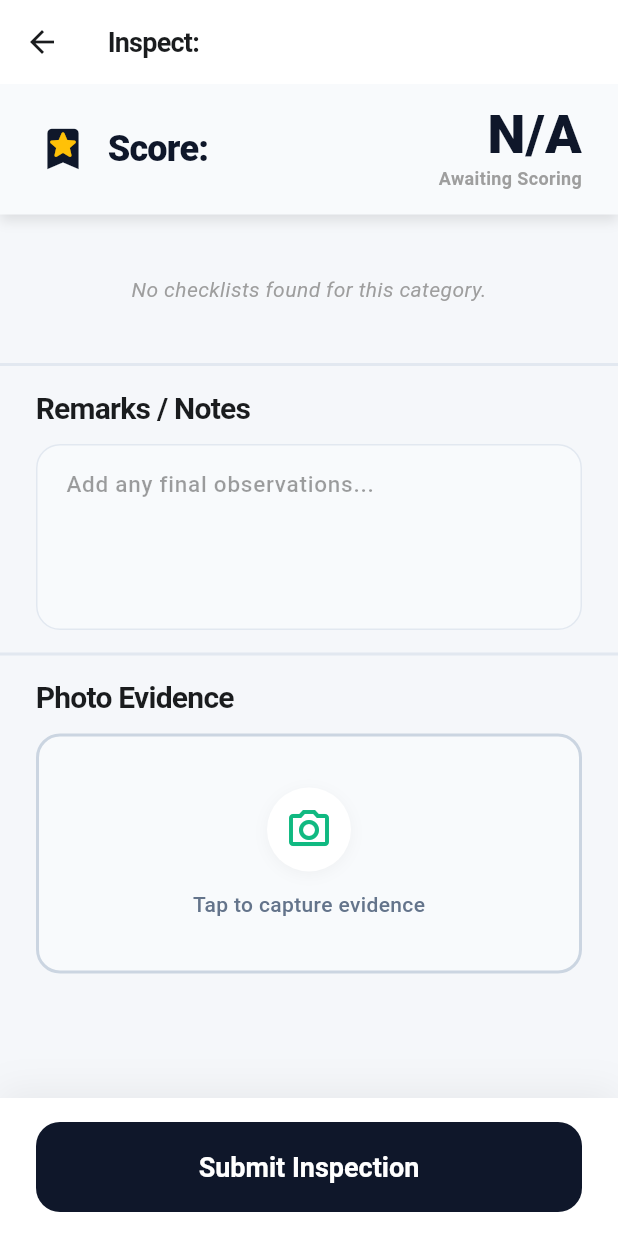
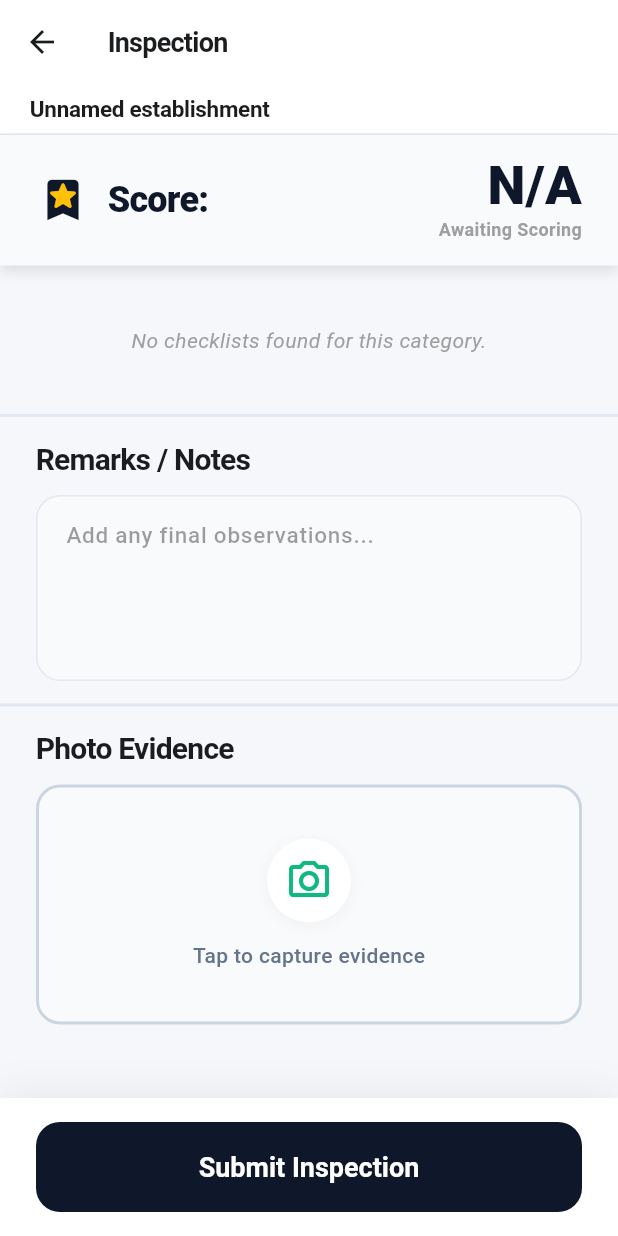
Before and after one commit to josiahcustodio/inspectra-mobile, a Flutter app: the InspectionFormScreen screen opened directly with empty values, on a phone screen of 412 x 824 dp. Run offline on Flutter 3.47's test engine with Material 3 defaults, Android fonts, the phone set to English and light mode, and no system bars; our stand-ins replace cloud_firestore, firebase_auth, firebase_core, firebase_storage, go_router, google_sign_in and 4 more; missing offline and left inert: mobile_scanner; accounts and stored records are empty; network calls fail.

Commit message:
Pin the establishment identity to the inspection form
An inspector scrolling a long checklist had nothing on screen tying their
taps to a business. A pinned banner above the score header now carries the
business name, owner and address — those three only, per D1 — on the live
form and nowhere else, per D16.

The two blocks compete for the top of a small screen, so the banner gives
ground as the checklist scrolls: the address wraps to two lines, then one,
then drops, and the business name stays. The thresholds come in pairs
because shedding a row makes the viewport taller, which lowers
maxScrollExtent, which can drag the offset back across the line it just
crossed — a single threshold per step oscillates. Each gap is therefore
wider than the row that step sheds.

Not slivers, though SliverPersistentHeader would have given the shrink for
free: its delegate has to declare minExtent and maxExtent in logical pixels,
and neither block has a knowable height. Both grow with the system text
scale. Guessed extents clip, and clipping is the failure this layout cannot
afford.

Which it can still do, in one case worth naming. The two pinned children are
inflexible, so when they exceed the body the Expanded below is clamped to
zero and the checklist is clipped silently in release — reachable on a
320x568 screen at text scale 2.0 with the keyboard open. The banner
withdraws entirely for that window rather than shrinking, handing back the
~118pt the form had before it existed.

That window is not just text entry: marking an item FAIL reveals a required
deficiency-notes field inline, mid-checklist, so the keyboard opens while the
inspector is scoring. The app bar therefore keeps its own copy of the
business name. It sits outside the body Column, costs the checklist nothing,
and never yields — so it, not the banner, is what actually guarantees the
name is never absent. The duplication is load-bearing; it should not be
cleaned up.

The plan's estimate of the score header as ~76pt of pinned chrome was low.
Measured twice, independently: ~96pt once a score exists, ~84pt before the
first answer. The plan has been corrected.

Not run on a device. Every pixel figure here is derived from the source
rather than observed, and densityFor has no test despite being written pure
and static to be testable.

```diff
--- a/lib/ui/screens/inspection_form_screen.dart
+++ b/lib/ui/screens/inspection_form_screen.dart
@@ -14,6 +14,7 @@ import '../../data/services/offline_service.dart';
 import '../../data/services/sync_service.dart';
 import '../../providers/rating_provider.dart';
 import '../widgets/checklist_item_card.dart';
+import '../widgets/establishment_banner.dart';
 
 class InspectionFormScreen extends StatefulWidget {
   final Establishment establishment;
@@ -34,9 +35,13 @@ class _InspectionFormScreenState extends State<InspectionFormScreen> {
   bool _isSubmitting = false;
   bool _initialized = false;
 
+  final ScrollController _scrollController = ScrollController();
+  BannerDensity _bannerDensity = BannerDensity.full;
+
   @override
   void dispose() {
     _remarksController.dispose();
+    _scrollController.dispose();
     super.dispose();
   }
 
@@ -45,6 +50,31 @@ class _InspectionFormScreenState extends State<InspectionFormScreen> {
     super.initState();
     _templates = OfflineService.getLocalTemplatesByCategory(
         widget.establishment.category);
+    _scrollController.addListener(_onChecklistScroll);
+  }
+
+  // [REF: BANNER_SCROLL_DENSITY]
+  /// Trades banner rows for checklist rows as the inspector scrolls.
+  ///
+  /// Two pinned blocks are a lot to ask of a small phone: the score header
+  /// below measures about 96pt once a score exists (a 48pt figure at
+  /// `height: 1.0`, a ~14pt band label, and 32pt of padding — more than the
+  /// 76pt the plan estimated), and it grows with the system text scale, since
+  /// the score column is always its tallest child and nothing caps that text.
+  /// So the banner gives ground instead, down to the business name and owner.
+  /// `densityFor` only ever returns a different value after a real threshold
+  /// crossing, so this rebuilds on a handful of frames per inspection rather
+  /// than on every scroll tick.
+  void _onChecklistScroll() {
+    final next = EstablishmentBanner.densityFor(
+      _scrollController.offset,
+      _bannerDensity,
+    );
+    if (next != _bannerDensity) {
+      setState(() {
+        _bannerDensity = next;
+      });
+    }
   }
 
   @override
@@ -358,18 +388,71 @@ class _InspectionFormScreenState extends State<InspectionFormScreen> {
 
   @override
   Widget build(BuildContext context) {
+    // Drives [REF: BANNER_KEYBOARD_YIELD] below. This has to be read HERE,
+    // from the State's own context above the Scaffold: Scaffold wraps its body
+    // in a MediaQuery with removeViewInsets(removeBottom: true) whenever
+    // resizeToAvoidBottomInset is on, so the same call from inside the body
+    // — a Builder, a LayoutBuilder, or the banner itself — reads a constant
+    // zero. It would fail silently: no warning, no exception, just the clipped
+    // checklist this guard exists to prevent.
+    final keyboardOpen = MediaQuery.viewInsetsOf(context).bottom > 0;
+
     return Scaffold(
       backgroundColor: const Color(0xFFF5F7FA),
       appBar: AppBar(
-        title: Text('Inspect: ${widget.establishment.name}'),
+        // Deliberately duplicates the banner's business name, because this
+        // is the copy that cannot be taken away: the app bar sits outside the
+        // body Column, so unlike the banner it costs the checklist no vertical
+        // space and never yields to the keyboard. When the banner withdraws
+        // ([REF: BANNER_KEYBOARD_YIELD]) this is what still names the business
+        // the inspector is scoring. Truncating on a narrow screen is an
+        // acceptable price for a backstop.
+        title: Text(
+          widget.establishment.name.isEmpty
+              ? 'Inspection'
+              : widget.establishment.name,
+        ),
       ),
       body: _isSubmitting
           ? const Center(child: CircularProgressIndicator())
           : Column(
               children: [
+                // Both of these sit outside the scroll view, which is what pins
+                // them. A CustomScrollView with two SliverPersistentHeaders
+                // would have given the shrink for free, but every
+                // SliverPersistentHeaderDelegate has to declare minExtent and
+                // maxExtent in logical pixels — and neither of these blocks has
+                // a knowable height, since both grow with MediaQuery.textScaler
+                // and the banner also grows with how far an address wraps.
+                // Guessed extents would clip at large text scales.
+                //
+                // [REF: BANNER_KEYBOARD_YIELD]
+                // What this Column cannot do is overflow gracefully: the two
+                // pinned children are inflexible, so once they exceed the body
+                // the Expanded below is clamped to zero and the checklist is
+                // clipped outright. That is reachable — 320x568 at text scale
+                // 2.0 with the keyboard up leaves about 276pt against roughly
+                // 285pt of chrome. The banner withdraws completely for the
+                // duration instead of shrinking, which hands back the ~118pt
+                // the form had before it existed and keeps the focused field
+                // scrollable into view.
+                //
+                // Note this fires for ANY keyboard, not just the remarks field
+                // at the bottom: marking an item FAIL reveals a required
+                // deficiency-notes field inline, mid-checklist, so the keyboard
+                // genuinely does open while scoring. That is why the app bar
+                // above keeps its own copy of the business name — it is what
+                // satisfies the never-lose-the-name rule during exactly this
+                // window.
+                if (!keyboardOpen)
+                  EstablishmentBanner(
+                    establishment: widget.establishment,
+                    density: _bannerDensity,
+                  ),
                 _buildStickyScoreHeader(), // Pinned Header
                 Expanded(
                   child: SingleChildScrollView(
+                    controller: _scrollController,
                     child: Column(
                       children: [
                         const SizedBox(height: 16), // Padding before checklist starts
--- /dev/null
+++ b/lib/ui/widgets/establishment_banner.dart
@@ -0,0 +1,229 @@
+import 'package:flutter/material.dart';
+
+import '../../core/theme/app_theme.dart';
+import '../../data/models/establishment.dart';
+
+/// Type size of the owner and address rows. Named because the banner reasons
+/// about its own height from it.
+const double _supportingFontSize = 12;
+
+// [REF: BANNER_DENSITY]
+/// How much of the banner is showing, in order of the vertical space it claims.
+///
+/// The business name appears in all three: every tap the inspector makes is
+/// attributed to that establishment, so losing the name mid-checklist is how a
+/// score ends up on the wrong business. The address is what gives way, because
+/// it is the longest and the least needed once the inspection is under way.
+enum BannerDensity {
+  /// Name, owner, and an address allowed to wrap onto a second line.
+  full,
+
+  /// Same rows, address clipped to one line.
+  compact,
+
+  /// Name and owner only.
+  minimal,
+}
+
+// [REF: ESTABLISHMENT_BANNER]
+/// Pinned identity strip for the live inspection form (D16 — that screen only).
+///
+/// Business name, owner, address, and nothing else: barangay, the category
+/// badge, the sanitary permit and control numbers and the raw document id are
+/// all deliberately absent (D1).
+///
+/// Nothing here is a fixed height, and that is the point. The banner shares the
+/// top of the screen with the live score header, which measures about 96pt on
+/// its own, so on a 320x568 device the pinned chrome is already close to a
+/// third of the body. A hard-coded banner height would have to be sized for the
+/// two-line-address worst case, waste that space in the common case, and clip
+/// outright once the system text scale passes roughly 1.3. Instead every row is
+/// intrinsically sized and the screen sheds rows as the checklist scrolls.
+class EstablishmentBanner extends StatelessWidget {
+  final Establishment establishment;
+  final BannerDensity density;
+
+  const EstablishmentBanner({
+    super.key,
+    required this.establishment,
+    this.density = BannerDensity.full,
+  });
+
+  // [REF: BANNER_DENSITY_THRESHOLDS]
+  /// Picks a density for a scroll offset, given the one in force.
+  ///
+  /// The gap between each collapse threshold and its matching re-expand
+  /// threshold is load-bearing, not polish. Shedding a row makes the scroll
+  /// viewport taller, which lowers `maxScrollExtent`, which can drag the offset
+  /// back down — on a short checklist, far enough to recross the line it just
+  /// crossed, at which point the row returns and the cycle repeats.
+  ///
+  /// So each gap has to be wider than the row that step sheds. The widest shed
+  /// is a supporting row at the 1.3 scale cap: `2 + 12 * 1.3 * 1.2` ≈ 21pt.
+  /// Both gaps are 24. An earlier 32/16 pair gave only 16 and left the band
+  /// above scale 1.111 exposed — which includes 1.15 and 1.3, two of the
+  /// stops Android's font-size slider actually offers.
+  static BannerDensity densityFor(double offset, BannerDensity current) {
+    const double collapseAt = 32;
+    const double expandAt = 8;
+    const double dropAt = 112;
+    const double restoreAt = 88;
+
+    switch (current) {
+      case BannerDensity.full:
+        return offset >= collapseAt ? BannerDensity.compact : BannerDensity.full;
+      case BannerDensity.compact:
+        if (offset >= dropAt) return BannerDensity.minimal;
+        return offset < expandAt ? BannerDensity.full : BannerDensity.compact;
+      case BannerDensity.minimal:
+        if (offset < expandAt) return BannerDensity.full;
+        return offset < restoreAt ? BannerDensity.compact : BannerDensity.minimal;
+    }
+  }
+
+  @override
+  Widget build(BuildContext context) {
+    final scaler = MediaQuery.textScalerOf(context);
+
+    // The name is the invariant, so it keeps the reader's full text scale and
+    // is given two lines to use. The supporting rows are capped: past ~1.3 they
+    // would push the checklist off the screen to restate what the name already
+    // told the inspector.
+    final supportingScaler = scaler.clamp(maxScaleFactor: 1.3);
+
+    // A second address line costs about what the owner row costs. Once the
+    // reader has scaled text up, that budget is already spent, so the wrap is
+    // traded away before the checklist is.
+    final wrapFits =
+        scaler.scale(_supportingFontSize) <= _supportingFontSize * 1.3;
+
+    // When the address was never going to wrap — a short address, or a text
+    // scale past 1.3 — `compact` would render identically to `full`, so the
+    // FIRST collapse step would reclaim nothing, in exactly the configuration
+    // where space is tightest. Folding it into `minimal` moves the duplicate
+    // rung to the back of the ladder instead: `compact` and `minimal` then
+    // render alike, and it is the 112/88 step that does nothing. Harmless
+    // there — by that point the space has already been reclaimed — whereas
+    // at the front it cost the inspector the one step that mattered.
+    final effective = density == BannerDensity.compact && !wrapFits
+        ? BannerDensity.minimal
+        : density;
+    final addressLines = effective == BannerDensity.full && wrapFits ? 2 : 1;
+
+    final name = establishment.name.trim();
+    final owner = establishment.ownerName.trim();
+    final address = establishment.formattedAddress.trim();
+
+    // `Establishment.fromJson` substitutes the literal string 'N/A' for a
+    // missing address, which is worth a line of a 320pt-wide screen only if it
+    // tells the inspector something.
+    final hasAddress = address.isNotEmpty && address.toUpperCase() != 'N/A';
+
+    // Animated rather than snapped. The checklist slides up under the banner as
+    // it shrinks, and an instant jump of 15 to 30pt mid-scroll reads as a
+    // rendering fault. `AnimatedSize` also clips during the transition, so a
+    // row on its way out cannot overflow on the frame it is removed.
+    return AnimatedSize(
+      duration: const Duration(milliseconds: 150),
+      curve: Curves.easeOut,
+      alignment: Alignment.topCenter,
+      child: Container(
+        width: double.infinity,
+        padding: const EdgeInsets.fromLTRB(20, 8, 20, 8),
+        decoration: const BoxDecoration(
+          color: AppTheme.surface,
+          border: Border(bottom: BorderSide(color: AppTheme.border)),
+        ),
+        child: Column(
+          crossAxisAlignment: CrossAxisAlignment.start,
+          mainAxisSize: MainAxisSize.min,
+          children: [
+            Text(
+              // Two lines at every density, including `minimal`. Dropping to
+              // one would reclaim real space — about 17pt, more than the
+              // address row sheds — but it is the one trade this widget must
+              // not make: two branches of the same chain differ only in the
+              // tail of their name, and a single line at a large text scale
+              // ellipsizes both to the same prefix. Space comes from the
+              // address and from the keyboard yield instead.
+              name.isEmpty ? 'Unnamed establishment' : name,
+              maxLines: 2,
+              overflow: TextOverflow.ellipsis,
+              style: const TextStyle(
+                fontFamily: '.SF Pro Display',
+                fontSize: 15,
+                fontWeight: FontWeight.w700,
+                color: AppTheme.textPrimary,
+                height: 1.15,
+                letterSpacing: -0.2,
+              ),
+            ),
+            if (owner.isNotEmpty) ...[
+              const SizedBox(height: 2),
+              _DetailRow(
+                icon: Icons.person_outline_rounded,
+                text: owner,
+                maxLines: 1,
+                textScaler: supportingScaler,
+              ),
+            ],
+            if (hasAddress && effective != BannerDensity.minimal) ...[
+              const SizedBox(height: 2),
+              _DetailRow(
+                icon: Icons.place_outlined,
+                text: address,
+                maxLines: addressLines,
+                textScaler: supportingScaler,
+              ),
+            ],
+          ],
+        ),
+      ),
+    );
+  }
+}
+
+/// One secondary line. The icon stands in for a label — "Owner:" and
+/// "Address:" would spend characters this width cannot spare.
+class _DetailRow extends StatelessWidget {
+  final IconData icon;
+  final String text;
+  final int maxLines;
+  final TextScaler textScaler;
+
+  const _DetailRow({
+    required this.icon,
+    required this.text,
+    required this.maxLines,
+    required this.textScaler,
+  });
+
+  @override
+  Widget build(BuildContext context) {
+    return Row(
+      crossAxisAlignment: CrossAxisAlignment.start,
+      children: [
+        Padding(
+          padding: const EdgeInsets.only(top: 1),
+          child: Icon(icon, size: 13, color: AppTheme.textSecondary),
+        ),
+        const SizedBox(width: 4),
+        Expanded(
+          child: Text(
+            text,
+            maxLines: maxLines,
+            overflow: TextOverflow.ellipsis,
+            textScaler: textScaler,
+            style: const TextStyle(
+              fontFamily: '.SF Pro Text',
+              fontSize: _supportingFontSize,
+              fontWeight: FontWeight.w500,
+              color: AppTheme.textSecondary,
+              height: 1.2,
+            ),
+          ),
+        ),
+      ],
+    );
+  }
+}
```
Also changed, not shown: 2 other files.
